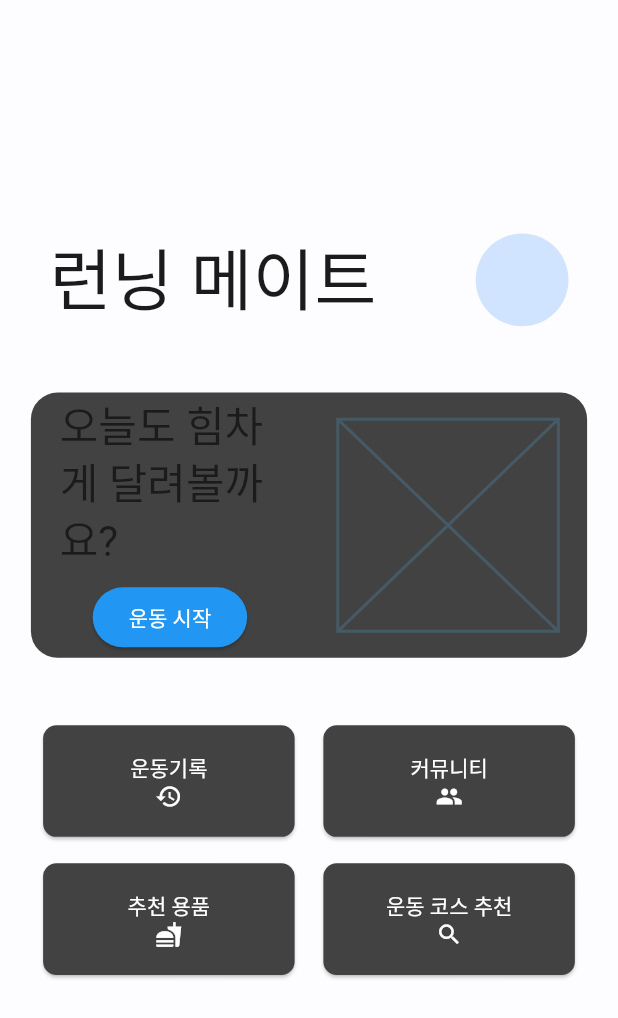
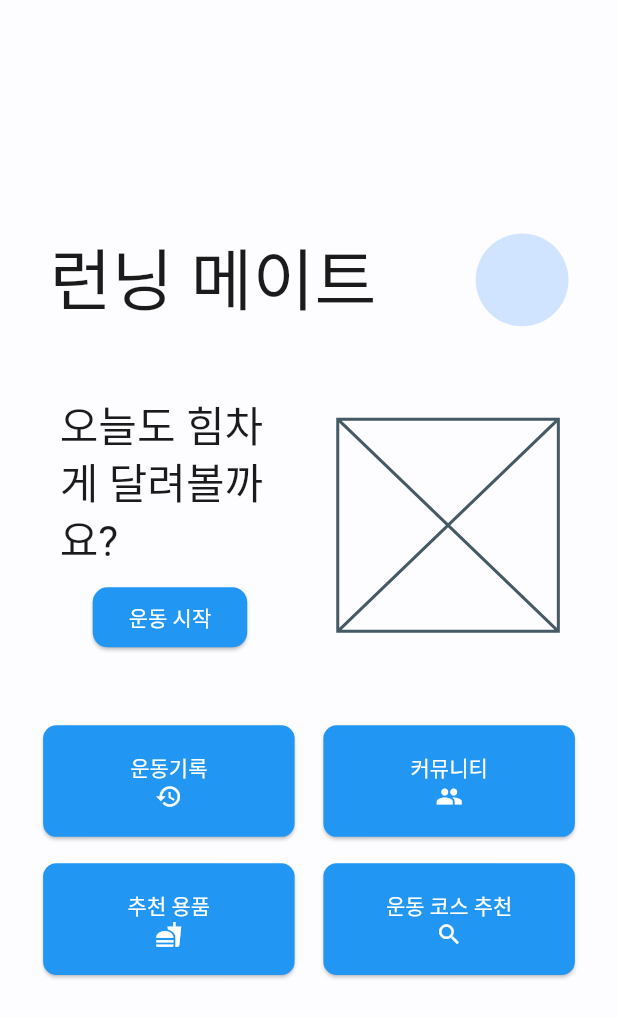
Before and after one commit to ormi3-2-4/Frontend, a Flutter app: the StartScreen screen opened by its route, on a phone screen of 412 x 824 dp. Shown: the top 1018 px of the screen. Run offline on Flutter 3.47's test engine with Material 3 defaults, Android fonts, the phone set to English and light mode, and no system bars; our stand-ins replace dio, flutter_dotenv, flutter_hooks, flutter_screenutil, flutter_secure_storage, freezed_annotation and 5 more; accounts and stored records are empty; generated files the repository leaves out were written again.

Commit message:
🩹 fix: 테마 수정

```diff
--- a/lib/config/theme.dart
+++ b/lib/config/theme.dart
@@ -37,6 +37,9 @@ final theme = ThemeData(
   // ElevatedButton
   elevatedButtonTheme: ElevatedButtonThemeData(
     style: ButtonStyle(
+      shape: MaterialStatePropertyAll(
+        RoundedRectangleBorder(borderRadius: BorderRadius.circular(10)),
+      ),
       backgroundColor: MaterialStateColor.resolveWith((states) => const Color(0xff2196f3)),
       foregroundColor: MaterialStateColor.resolveWith((states) => Colors.white),
       textStyle: MaterialStateTextStyle.resolveWith(
--- a/lib/screen/start/widgets/menu_cards.dart
+++ b/lib/screen/start/widgets/menu_cards.dart
@@ -61,8 +61,6 @@ class _MenuCard extends StatelessWidget {
       child: ElevatedButton(
         onPressed: onTap,
         style: ElevatedButton.styleFrom(
-          backgroundColor: const Color(0xff424242),
-          foregroundColor: Colors.white,
           shape: RoundedRectangleBorder(borderRadius: BorderRadius.circular(10.r)),
           padding: EdgeInsets.symmetric(vertical: 20.h, horizontal: 20.w),
         ),
--- a/lib/screen/start/widgets/start_running_card.dart
+++ b/lib/screen/start/widgets/start_running_card.dart
@@ -1,8 +1,11 @@
 import 'package:flutter/material.dart';
 import 'package:flutter_screenutil/flutter_screenutil.dart';
+import 'package:get/get_core/src/get_main.dart';
+import 'package:get/get_instance/get_instance.dart';
 import 'package:go_router/go_router.dart';
 import 'package:ormi2_4/common/buildcontext_utils.dart';
 import 'package:ormi2_4/screen/record/record_screen.dart';
+import 'package:ormi2_4/screen/record/state/record_state.dart';
 
 class StartRunningCardWidget extends StatelessWidget {
   const StartRunningCardWidget({super.key});
@@ -12,8 +15,9 @@ class StartRunningCardWidget extends StatelessWidget {
     return Container(
       height: 200.h,
       width: context.screenWidth * 0.9,
-      decoration:
-          BoxDecoration(borderRadius: BorderRadius.circular(20.r), color: const Color(0xff424242)),
+      decoration: BoxDecoration(
+        borderRadius: BorderRadius.circular(20.r),
+      ),
       child: Row(
         mainAxisAlignment: MainAxisAlignment.center,
         mainAxisSize: MainAxisSize.max,
@@ -32,6 +36,7 @@ class StartRunningCardWidget extends StatelessWidget {
                   SizedBox(height: 10.h),
                   ElevatedButton(
                       onPressed: () {
+                        Get.put(RecordController());
                         context.push(RecordScreen.routePath);
                       },
                       child: const Text('운동 시작'))
```
